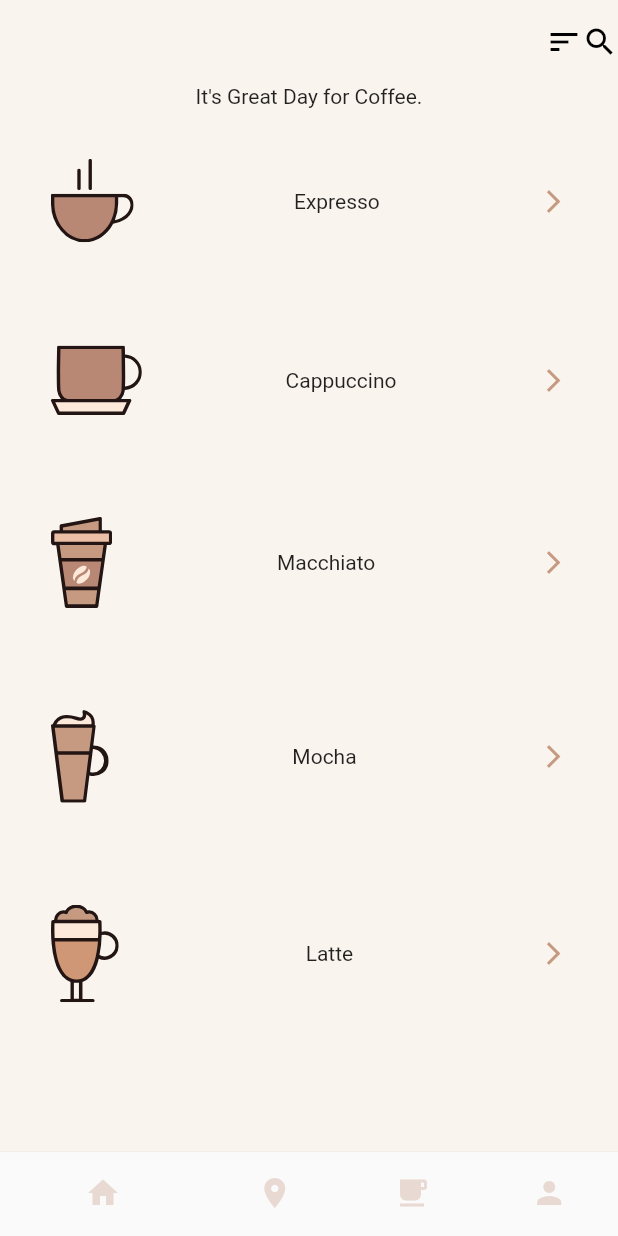
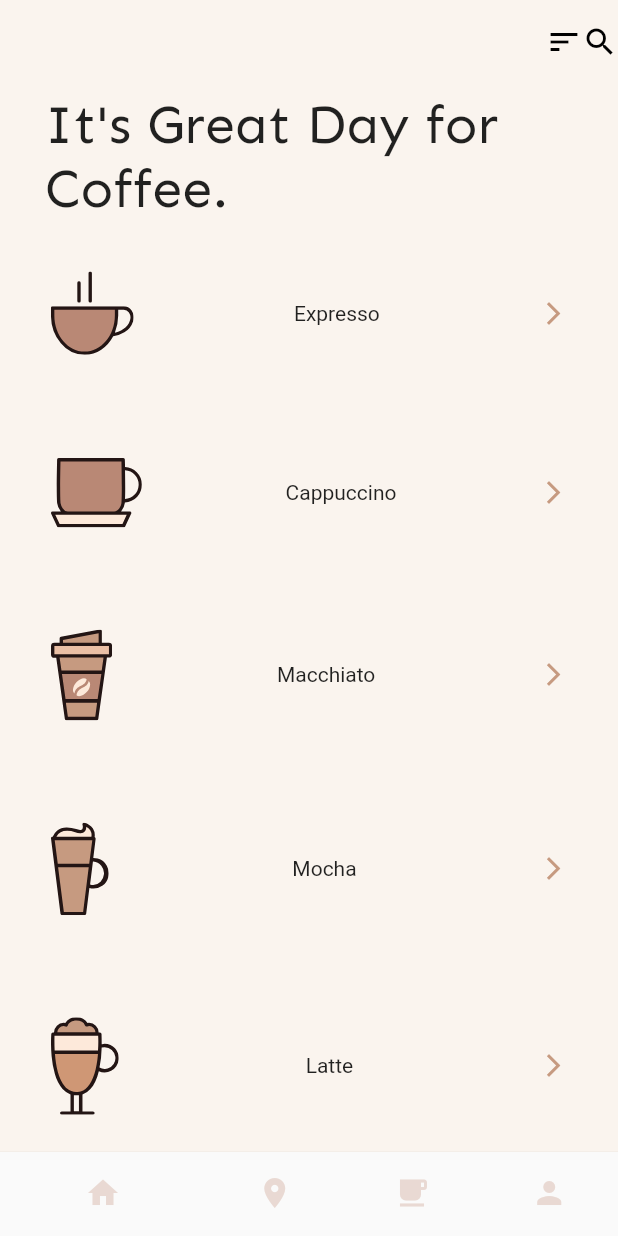
Before and after one commit to devleandrodias/flutter-ui-coffee-store, a Flutter app: the screen it shows after launch, on a phone screen of 412 x 824 dp. Run offline on Flutter 3.47's test engine with Material 2 defaults, Android fonts, the phone set to English and light mode, and no system bars; our stand-ins replace flutter_svg.

Commit message:
adicionando texto a tela principal do app

```diff
--- a/lib/main.dart
+++ b/lib/main.dart
@@ -9,6 +9,7 @@ class CoffeeShopApp extends StatelessWidget {
     return MaterialApp(
       title: 'Coffee Store',
       home: MyHomePage(),
+      debugShowCheckedModeBanner: false,
       theme: ThemeData(
         primaryColor: Color.fromRGBO(250, 244, 238, 1),
         appBarTheme: AppBarTheme(
@@ -38,7 +39,17 @@ class _MyHomePageState extends State<MyHomePage> {
       backgroundColor: Theme.of(context).primaryColor,
       body: Column(
         children: <Widget>[
-          Text('It\'s Great Day for Coffee.'),
+          Padding(
+            padding: const EdgeInsets.fromLTRB(30, 5, 25, 0),
+            child: Text(
+              'It\'s Great Day for Coffee.',
+              style: TextStyle(
+                fontSize: 36,
+                fontFamily: 'Sen',
+                fontWeight: FontWeight.w300,
+              ),
+            ),
+          ),
           CoffeeList(),
         ],
       ),
```
Also changed, not shown: pubspec.yaml (+7 -23 lines), assets/fonts/Sen-Bold.ttf (added), assets/fonts/Sen-ExtraBold.ttf (added), assets/fonts/Sen-Regular.ttf (added).
